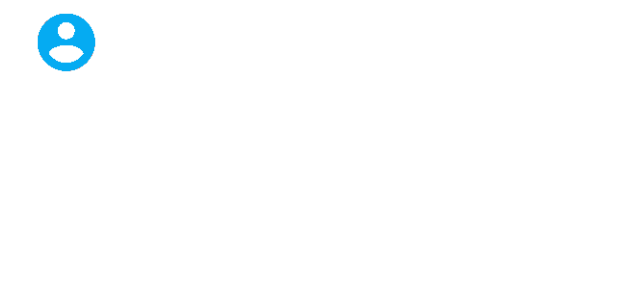
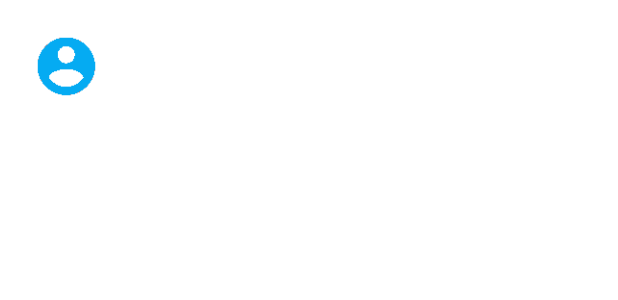
Before and after one commit to LaMaldicionDeMandos/findme, an Android app: the layout view_contact.xml on its own in the app's theme, with its tools: preview values and no code run, on a phone screen of 412 x 824 dp. Shown: the top 300 px of the screen. Run offline under Robolectric (Android 15) with nearby library versions, the phone set to English and light mode, and no system bars; plain views replace CircularImageView.

Commit message:
Arreglo el padding

```diff
--- a/FindMe/app/src/main/res/layout/activity_contacts.xml
+++ b/FindMe/app/src/main/res/layout/activity_contacts.xml
@@ -11,7 +11,6 @@
     <android.support.v7.widget.RecyclerView android:id="@+id/contacts"
         android:layout_width="match_parent"
         android:layout_height="match_parent"
-        android:paddingTop="@dimen/activity_vertical_margin"
         android:layout_below="@+id/toolbar"/>
     <android.support.design.widget.FloatingActionButton
         android:layout_width="wrap_content"
--- a/FindMe/app/src/main/res/layout/view_contact.xml
+++ b/FindMe/app/src/main/res/layout/view_contact.xml
@@ -5,7 +5,7 @@
     android:layout_height="match_parent"
     android:paddingLeft="@dimen/activity_horizontal_margin"
     android:paddingRight="@dimen/activity_horizontal_margin"
-    android:paddingBottom="@dimen/activity_horizontal_margin"
+    android:paddingTop="@dimen/activity_horizontal_margin"
     android:orientation="horizontal">
     <com.pkmmte.view.CircularImageView android:id="@+id/photo"
         android:layout_width="@dimen/contact_image"
```
